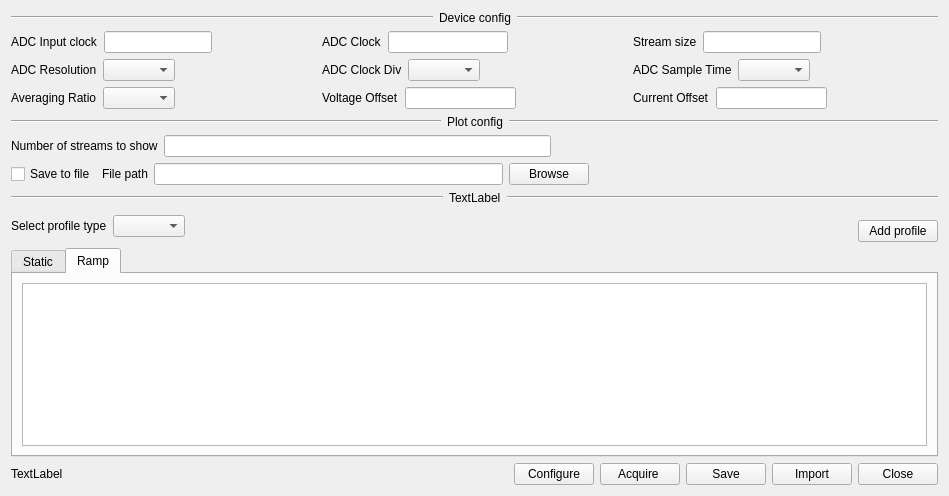
Above: GUI/OpenEPT/Windows/Device/advanceconfigurationwnd.ui from turkmanovic/OpenEPT before the change. Below: the same form after it.
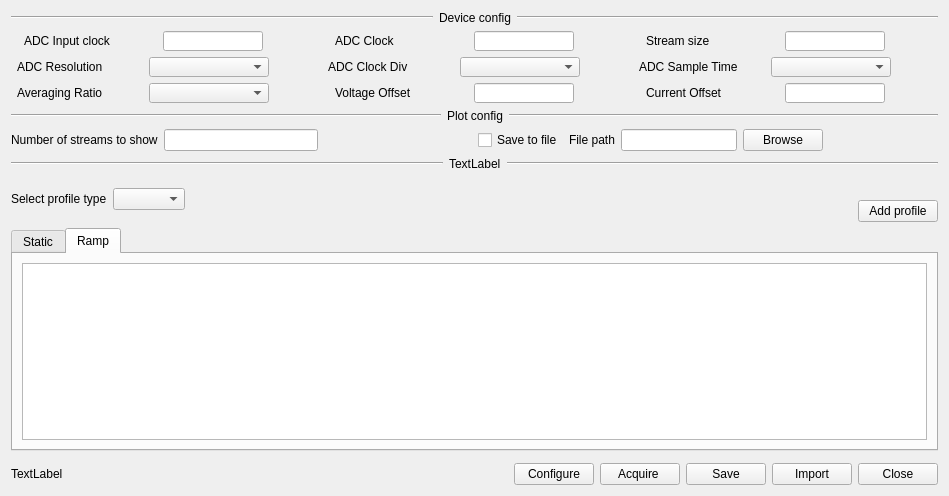
That is the form after the change. Icons and pictures are not drawn.

Commit message: Advance options fixxed

The edit to the form file:
```diff
--- a/GUI/OpenEPT/Windows/Device/advanceconfigurationwnd.ui
+++ b/GUI/OpenEPT/Windows/Device/advanceconfigurationwnd.ui
@@ -65,19 +65,59 @@
           <layout class="QHBoxLayout" name="horizontalLayout_18">
            <item>
             <widget class="QLabel" name="label_11">
+             <property name="sizePolicy">
+              <sizepolicy hsizetype="Fixed" vsizetype="Fixed">
+               <horstretch>0</horstretch>
+               <verstretch>0</verstretch>
+              </sizepolicy>
+             </property>
+             <property name="minimumSize">
+              <size>
+               <width>120</width>
+               <height>10</height>
+              </size>
+             </property>
+             <property name="maximumSize">
+              <size>
+               <width>120</width>
+               <height>50</height>
+              </size>
+             </property>
              <property name="text">
               <string>ADC Input clock</string>
              </property>
             </widget>
            </item>
            <item>
-            <widget class="QLineEdit" name="lineEdit_11"/>
+            <widget class="QLineEdit" name="lineEdit_11">
+             <property name="sizePolicy">
+              <sizepolicy hsizetype="Fixed" vsizetype="Fixed">
+               <horstretch>0</horstretch>
+               <verstretch>0</verstretch>
+              </sizepolicy>
+             </property>
+             <property name="minimumSize">
+              <size>
+               <width>100</width>
+               <height>20</height>
+              </size>
+             </property>
+             <property name="maximumSize">
+              <size>
+               <width>100</width>
+               <height>50</height>
+              </size>
+             </property>
+            </widget>
            </item>
            <item>
             <spacer name="horizontalSpacer_12">
              <property name="orientation">
               <enum>Qt::Horizontal</enum>
              </property>
+             <property name="sizeType">
+              <enum>QSizePolicy::Minimum</enum>
+             </property>
              <property name="sizeHint" stdset="0">
               <size>
                <width>40</width>
@@ -92,19 +132,59 @@
           <layout class="QHBoxLayout" name="horizontalLayout_19">
            <item>
             <widget class="QLabel" name="label_12">
+             <property name="sizePolicy">
+              <sizepolicy hsizetype="Fixed" vsizetype="Fixed">
+               <horstretch>0</horstretch>
+               <verstretch>0</verstretch>
+              </sizepolicy>
+             </property>
+             <property name="minimumSize">
+              <size>
+               <width>120</width>
+               <height>10</height>
+              </size>
+             </property>
+             <property name="maximumSize">
+              <size>
+               <width>120</width>
+               <height>50</height>
+              </size>
+             </property>
              <property name="text">
               <string>ADC Clock</string>
              </property>
             </widget>
            </item>
            <item>
-            <widget class="QLineEdit" name="lineEdit_12"/>
+            <widget class="QLineEdit" name="lineEdit_12">
+             <property name="sizePolicy">
+              <sizepolicy hsizetype="Fixed" vsizetype="Fixed">
+               <horstretch>0</horstretch>
+               <verstretch>0</verstretch>
+              </sizepolicy>
+             </property>
+             <property name="minimumSize">
+              <size>
+               <width>100</width>
+               <height>20</height>
+              </size>
+             </property>
+             <property name="maximumSize">
+              <size>
+               <width>100</width>
+               <height>50</height>
+              </size>
+             </property>
+            </widget>
            </item>
            <item>
             <spacer name="horizontalSpacer_13">
              <property name="orientation">
               <enum>Qt::Horizontal</enum>
              </property>
+             <property name="sizeType">
+              <enum>QSizePolicy::Minimum</enum>
+             </property>
              <property name="sizeHint" stdset="0">
               <size>
                <width>40</width>
@@ -119,19 +199,59 @@
           <layout class="QHBoxLayout" name="horizontalLayout_36">
            <item>
             <widget class="QLabel" name="label_24">
+             <property name="sizePolicy">
+              <sizepolicy hsizetype="Fixed" vsizetype="Fixed">
+               <horstretch>0</horstretch>
+               <verstretch>0</verstretch>
+              </sizepolicy>
+             </property>
+             <property name="minimumSize">
+              <size>
+               <width>120</width>
+               <height>10</height>
+              </size>
+             </property>
+             <property name="maximumSize">
+              <size>
+               <width>120</width>
+               <height>50</height>
+              </size>
+             </property>
              <property name="text">
               <string>Stream size</string>
              </property>
             </widget>
            </item>
            <item>
-            <widget class="QLineEdit" name="lineEdit_19"/>
+            <widget class="QLineEdit" name="lineEdit_19">
+             <property name="sizePolicy">
+              <sizepolicy hsizetype="Fixed" vsizetype="Fixed">
+               <horstretch>0</horstretch>
+               <verstretch>0</verstretch>
+              </sizepolicy>
+             </property>
+             <property name="minimumSize">
+              <size>
+               <width>100</width>
+               <height>20</height>
+              </size>
+             </property>
+             <property name="maximumSize">
+              <size>
+               <width>100</width>
+               <height>50</height>
+              </size>
+             </property>
+            </widget>
            </item>
            <item>
             <spacer name="horizontalSpacer_26">
              <property name="orientation">
               <enum>Qt::Horizontal</enum>
              </property>
+             <property name="sizeType">
+              <enum>QSizePolicy::Minimum</enum>
+             </property>
              <property name="sizeHint" stdset="0">
               <size>
                <width>40</width>
@@ -150,19 +270,59 @@
           <layout class="QHBoxLayout" name="horizontalLayout_23">
            <item>
             <widget class="QLabel" name="label_15">
+             <property name="sizePolicy">
+              <sizepolicy hsizetype="Fixed" vsizetype="Fixed">
+               <horstretch>0</horstretch>
+               <verstretch>0</verstretch>
+              </sizepolicy>
+             </property>
+             <property name="minimumSize">
+              <size>
+               <width>120</width>
+               <height>10</height>
+              </size>
+             </property>
+             <property name="maximumSize">
+              <size>
+               <width>120</width>
+               <height>50</height>
+              </size>
+             </property>
              <property name="text">
               <string>ADC Resolution</string>
              </property>
             </widget>
            </item>
            <item>
-            <widget class="QComboBox" name="comboBox_3"/>
+            <widget class="QComboBox" name="comboBox_3">
+             <property name="sizePolicy">
+              <sizepolicy hsizetype="Fixed" vsizetype="Fixed">
+               <horstretch>0</horstretch>
+               <verstretch>0</verstretch>
+              </sizepolicy>
+             </property>
+             <property name="minimumSize">
+              <size>
+               <width>100</width>
+               <height>20</height>
+              </size>
+             </property>
+             <property name="maximumSize">
+              <size>
+               <width>120</width>
+               <height>50</height>
+              </size>
+             </property>
+            </widget>
            </item>
            <item>
             <spacer name="horizontalSpacer_16">
              <property name="orientation">
               <enum>Qt::Horizontal</enum>
              </property>
+             <property name="sizeType">
+              <enum>QSizePolicy::Minimum</enum>
+             </property>
              <property name="sizeHint" stdset="0">
               <size>
                <width>40</width>
@@ -177,19 +337,59 @@
           <layout class="QHBoxLayout" name="horizontalLayout_22">
            <item>
             <widget class="QLabel" name="label_14">
+             <property name="sizePolicy">
+              <sizepolicy hsizetype="Fixed" vsizetype="Fixed">
+               <horstretch>0</horstretch>
+               <verstretch>0</verstretch>
+              </sizepolicy>
+             </property>
+             <property name="minimumSize">
+              <size>
+               <width>120</width>
+               <height>10</height>
+              </size>
+             </property>
+             <property name="maximumSize">
+              <size>
+               <width>120</width>
+               <height>50</height>
+              </size>
+             </property>
              <property name="text">
               <string>ADC Clock Div</string>
              </property>
             </widget>
            </item>
            <item>
-            <widget class="QComboBox" name="comboBox_2"/>
+            <widget class="QComboBox" name="comboBox_2">
+             <property name="sizePolicy">
+              <sizepolicy hsizetype="Fixed" vsizetype="Fixed">
+               <horstretch>0</horstretch>
+               <verstretch>0</verstretch>
+              </sizepolicy>
+             </property>
+             <property name="minimumSize">
+              <size>
+               <width>100</width>
+               <height>20</height>
+              </size>
+             </property>
+             <property name="maximumSize">
+              <size>
+               <width>120</width>
+               <height>50</height>
+              </size>
+             </property>
+            </widget>
            </item>
            <item>
             <spacer name="horizontalSpacer_15">
              <property name="orientation">
               <enum>Qt::Horizontal</enum>
              </property>
+             <property name="sizeType">
+              <enum>QSizePolicy::Minimum</enum>
+             </property>
              <property name="sizeHint" stdset="0">
               <size>
                <width>40</width>
@@ -204,19 +404,59 @@
           <layout class="QHBoxLayout" name="horizontalLayout_21">
            <item>
             <widget class="QLabel" name="label_13">
+             <property name="sizePolicy">
+              <sizepolicy hsizetype="Fixed" vsizetype="Fixed">
+               <horstretch>0</horstretch>
+               <verstretch>0</verstretch>
+              </sizepolicy>
+             </property>
+             <property name="minimumSize">
+              <size>
+               <width>120</width>
+               <height>10</height>
+              </size>
+             </property>
+             <property name="maximumSize">
+              <size>
+               <width>120</width>
+               <height>50</height>
+              </size>
+             </property>
              <property name="text">
               <string>ADC Sample Time</string>
              </property>
             </widget>
            </item>
            <item>
-            <widget class="QComboBox" name="comboBox"/>
+            <widget class="QComboBox" name="comboBox">
+             <property name="sizePolicy">
+              <sizepolicy hsizetype="Fixed" vsizetype="Fixed">
+               <horstretch>0</horstretch>
+               <verstretch>0</verstretch>
+              </sizepolicy>
+             </property>
+             <property name="minimumSize">
+              <size>
+               <width>100</width>
+               <height>20</height>
+              </size>
+             </property>
+             <property name="maximumSize">
+              <size>
+               <width>120</width>
+               <height>50</height>
+              </size>
+             </property>
+            </widget>
            </item>
            <item>
             <spacer name="horizontalSpacer_14">
              <property name="orientation">
               <enum>Qt::Horizontal</enum>
              </property>
+             <property name="sizeType">
+              <enum>QSizePolicy::Minimum</enum>
+             </property>
              <property name="sizeHint" stdset="0">
               <size>
                <width>40</width>
@@ -235,19 +475,59 @@
           <layout class="QHBoxLayout" name="horizontalLayout_25">
            <item>
             <widget class="QLabel" name="label_16">
+             <property name="sizePolicy">
+              <sizepolicy hsizetype="Fixed" vsizetype="Fixed">
+               <horstretch>0</horstretch>
+               <verstretch>0</verstretch>
+              </sizepolicy>
+             </property>
+             <property name="minimumSize">
+              <size>
+               <width>120</width>
+               <height>10</height>
+              </size>
+             </property>
+             <property name="maximumSize">
+              <size>
+               <width>120</width>
+               <height>50</height>
+              </size>
+             </property>
              <property name="text">
               <string>Averaging Ratio</string>
              </property>
             </widget>
            </item>
            <item>
-            <widget class="QComboBox" name="comboBox_4"/>
+            <widget class="QComboBox" name="comboBox_4">
+             <property name="sizePolicy">
+              <sizepolicy hsizetype="Fixed" vsizetype="Fixed">
+               <horstretch>0</horstretch>
+               <verstretch>0</verstretch>
+              </sizepolicy>
+             </property>
+             <property name="minimumSize">
+              <size>
+               <width>100</width>
+               <height>20</height>
+              </size>
+             </property>
+             <property name="maximumSize">
+              <size>
+               <width>120</width>
+               <height>50</height>
+              </size>
+             </property>
+            </widget>
            </item>
            <item>
             <spacer name="horizontalSpacer_19">
              <property name="orientation">
               <enum>Qt::Horizontal</enum>
              </property>
+             <property name="sizeType">
+              <enum>QSizePolicy::Minimum</enum>
+             </property>
              <property name="sizeHint" stdset="0">
               <size>
                <width>40</width>
@@ -262,19 +542,59 @@
           <layout class="QHBoxLayout" name="horizontalLayout_27">
            <item>
             <widget class="QLabel" name="label_17">
+             <property name="sizePolicy">
+              <sizepolicy hsizetype="Fixed" vsizetype="Fixed">
+               <horstretch>0</horstretch>
+               <verstretch>0</verstretch>
+              </sizepolicy>
+             </property>
+             <property name="minimumSize">
+              <size>
+               <width>120</width>
+               <height>10</height>
+              </size>
+             </property>
+             <property name="maximumSize">
+              <size>
+               <width>120</width>
+               <height>50</height>
+              </size>
+             </property>
              <property name="text">
               <string>Voltage Offset</string>
              </property>
             </widget>
            </item>
            <item>
-            <widget class="QLineEdit" name="lineEdit_13"/>
+            <widget class="QLineEdit" name="lineEdit_13">
+             <property name="sizePolicy">
+              <sizepolicy hsizetype="Fixed" vsizetype="Fixed">
+               <horstretch>0</horstretch>
+               <verstretch>0</verstretch>
+              </sizepolicy>
+             </property>
+             <property name="minimumSize">
+              <size>
+               <width>100</width>
+               <height>20</height>
+              </size>
+             </property>
+             <property name="maximumSize">
+              <size>
+               <width>100</width>
+               <height>50</height>
+              </size>
+             </property>
+            </widget>
            </item>
            <item>
             <spacer name="horizontalSpacer_17">
              <property name="orientation">
               <enum>Qt::Horizontal</enum>
              </property>
+             <property name="sizeType">
+              <enum>QSizePolicy::Minimum</enum>
+             </property>
              <property name="sizeHint" stdset="0">
               <size>
                <width>40</width>
@@ -289,19 +609,59 @@
           <layout class="QHBoxLayout" name="horizontalLayout_26">
            <item>
             <widget class="QLabel" name="label_18">
+             <property name="sizePolicy">
+              <sizepolicy hsizetype="Fixed" vsizetype="Fixed">
+               <horstretch>0</horstretch>
+               <verstretch>0</verstretch>
+              </sizepolicy>
+             </property>
+             <property name="minimumSize">
+              <size>
+               <width>120</width>
+               <height>10</height>
+              </size>
+             </property>
+             <property name="maximumSize">
+              <size>
+               <width>120</width>
+               <height>50</height>
+              </size>
+             </property>
              <property name="text">
               <string>Current Offset</string>
              </property>
             </widget>
            </item>
            <item>
-            <widget class="QLineEdit" name="lineEdit_14"/>
+            <widget class="QLineEdit" name="lineEdit_14">
+             <property name="sizePolicy">
+              <sizepolicy hsizetype="Fixed" vsizetype="Fixed">
+               <horstretch>0</horstretch>
+               <verstretch>0</verstretch>
+              </sizepolicy>
+             </property>
+             <property name="minimumSize">
+              <size>
+               <width>100</width>
+               <height>20</height>
+              </size>
+             </property>
+             <property name="maximumSize">
+              <size>
+               <width>100</width>
+               <height>50</height>
+              </size>
+             </property>
+            </widget>
            </item>
            <item>
             <spacer name="horizontalSpacer_18">
              <property name="orientation">
               <enum>Qt::Horizontal</enum>
              </property>
+             <property name="sizeType">
+              <enum>QSizePolicy::Minimum</enum>
+             </property>
              <property name="sizeHint" stdset="0">
               <size>
                <width>40</width>
@@ -384,10 +744,6 @@
            </item>
           </layout>
          </item>
-        </layout>
-       </item>
-       <item>
-        <layout class="QHBoxLayout" name="horizontalLayout_34">
          <item>
           <layout class="QHBoxLayout" name="horizontalLayout_38">
            <item>
```
